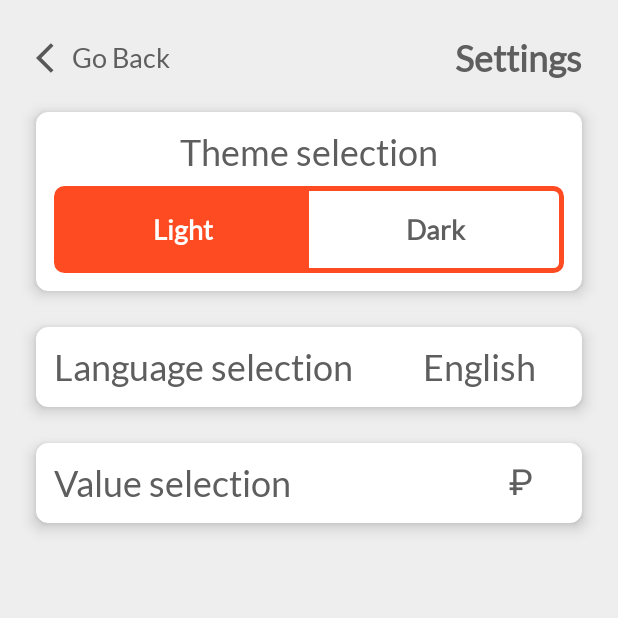
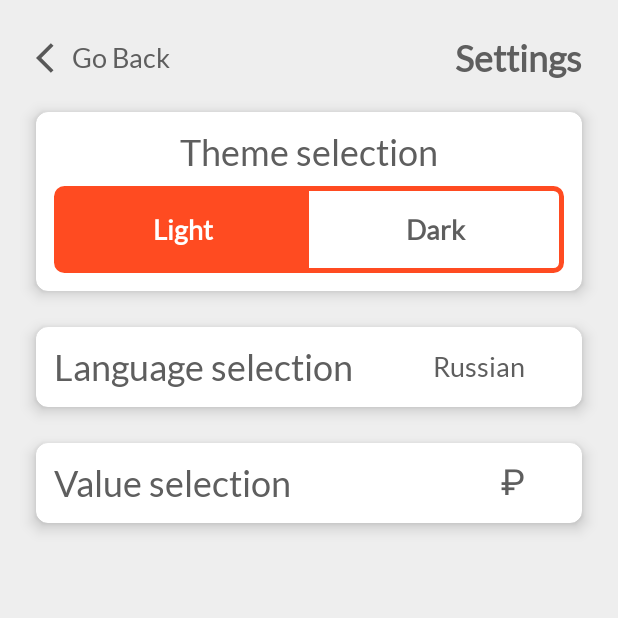
Before and after one commit to VladosDudos1/PartyBankCalculator, an Android app: the screen it shows after launch (MainActivity), after a tap on "Settings", on a phone screen of 412 x 824 dp, the top half of it. Run offline under Robolectric (Android 15) with nearby library versions, the phone set to English and light mode, and no system bars; 3 statements that could not run were skipped.

Commit message:
settings done

```diff
--- a/app/src/main/java/vlados/dudos/party/bank/calculator/presentation/fragment/SettingsFragment.kt
+++ b/app/src/main/java/vlados/dudos/party/bank/calculator/presentation/fragment/SettingsFragment.kt
@@ -7,17 +7,31 @@ import androidx.fragment.app.Fragment
 import android.view.LayoutInflater
 import android.view.View
 import android.view.ViewGroup
+import android.widget.LinearLayout
 import androidx.appcompat.app.AppCompatDelegate
 import androidx.recyclerview.widget.LinearLayoutManager
 import vlados.dudos.domain.utils.ActionHolder.setActionId
+import vlados.dudos.domain.utils.MapHolder.getMapOfValues
 import vlados.dudos.party.bank.calculator.R
 import vlados.dudos.party.bank.calculator.app.App
 import vlados.dudos.party.bank.calculator.databinding.FragmentSettingsBinding
 import vlados.dudos.party.bank.calculator.interfaces.IActiveFragment
 import vlados.dudos.party.bank.calculator.interfaces.INavigateChange
+import vlados.dudos.party.bank.calculator.presentation.adapter.LanguageAdapter
+import vlados.dudos.party.bank.calculator.presentation.adapter.ValueAdapter
 import vlados.dudos.party.bank.calculator.presentation.fragment.base.BaseFragment
 
-class SettingsFragment : BaseFragment(), IActiveFragment, INavigateChange {
+class SettingsFragment : BaseFragment(), IActiveFragment, INavigateChange, LanguageAdapter.OnClick, ValueAdapter.OnClick {
+
+    override fun clickLanguage(language: String) {
+        App.localeManager.setLanguage(language, activity())
+        changeViewVisibility(binding.languageRecycler)
+    }
+
+    override fun clickValue(value: String) {
+        App.sharedManager.setBaseValue(value)
+        changeViewVisibility(binding.valueRecycler)
+    }
 
     private val binding: FragmentSettingsBinding by lazy {
         FragmentSettingsBinding.inflate(
@@ -35,8 +49,9 @@ class SettingsFragment : BaseFragment(), IActiveFragment, INavigateChange {
     override fun onViewCreated(view: View, savedInstanceState: Bundle?) {
         super.onViewCreated(view, savedInstanceState)
         putNavigateId()
+        applyClick()
         setupUi()
-        applyClick()
+        setAdapter()
         setObservers()
     }
 
@@ -74,30 +89,35 @@ class SettingsFragment : BaseFragment(), IActiveFragment, INavigateChange {
 
     private fun setLanguage() {
         with(binding){
-            when (languageRecycler.visibility){
-                View.GONE ->  languageRecycler.visibility = View.VISIBLE
-                View.VISIBLE ->  languageRecycler.visibility = View.GONE
-            }
+            changeViewVisibility(languageRecycler)
         }
     }
 
     private fun setValue() {
         with(binding){
-            when (valueRecycler.visibility){
-                View.GONE ->  valueRecycler.visibility = View.VISIBLE
-                View.VISIBLE ->  valueRecycler.visibility = View.GONE
-            }
+            changeViewVisibility(valueRecycler)
         }
     }
 
-    override fun updateUi() {}
+    override fun updateUi() {
+        with(binding){
+            languageName.text = App.localeManager.getLanguageName(context())
+            valueName.text = App.sharedManager.getBaseValue()
+        }
+    }
 
     private fun setupUi() {
         with(binding) {
             toggleGroup.check(if (resources.configuration.uiMode and Configuration.UI_MODE_NIGHT_MASK ==
                 Configuration.UI_MODE_NIGHT_YES) R.id.darkThemeBtn else R.id.lightThemeBtn)
-            languageLayout.layoutTransition.enableTransitionType(LayoutTransition.CHANGING)
-            valueLayout.layoutTransition.enableTransitionType(LayoutTransition.CHANGING)
+            languageLayout.layoutTransition = LayoutTransition().apply {
+                enableTransitionType(LayoutTransition.CHANGING)
+            }
+            valueLayout.layoutTransition = LayoutTransition().apply {
+                enableTransitionType(LayoutTransition.CHANGING)
+            }
+            languageName.text = App.localeManager.getLanguageName(context())
+            valueName.text = App.sharedManager.getBaseValue()
         }
     }
 
@@ -121,12 +141,17 @@ class SettingsFragment : BaseFragment(), IActiveFragment, INavigateChange {
         }
     }
 
+    private fun changeViewVisibility(view: View) {
+        view.visibility = if (view.visibility == View.GONE) View.VISIBLE else View.GONE
+        updateUi()
+    }
+
     override fun setAdapter() {
         with(binding){
             languageRecycler.layoutManager = LinearLayoutManager(context())
-            languageRecycler.adapter
+            languageRecycler.adapter = LanguageAdapter(context(), App.localeManager.getMapOfLanguages(), this@SettingsFragment)
             valueRecycler.layoutManager = LinearLayoutManager(context())
-            valueRecycler.adapter
+            valueRecycler.adapter = ValueAdapter(context(), getMapOfValues(context()), this@SettingsFragment)
         }
     }
 
--- a/app/src/main/java/vlados/dudos/party/bank/calculator/presentation/fragment/StartFragment.kt
+++ b/app/src/main/java/vlados/dudos/party/bank/calculator/presentation/fragment/StartFragment.kt
@@ -32,7 +32,7 @@ class StartFragment : BaseFragment() {
         if (App.sharedManager.isThemeChanged()){
             App.sharedManager.loadThemePreference()
         }
-        App.localeManager.setLocaleCurrentLanguage()
+        App.localeManager.setLocaleCurrentLanguage(activity())
         goNextPage()
     }
     private fun goNextPage(){
--- a/app/src/main/res/layout/fragment_settings.xml
+++ b/app/src/main/res/layout/fragment_settings.xml
@@ -162,10 +162,10 @@
                         android:layout_width="0dp"
                         android:layout_height="wrap_content"
                         android:layout_gravity="center"
+                        android:textAlignment="center"
                         android:layout_weight="1"
                         android:text="English"
-                        android:textAlignment="center"
-                        android:textSize="24sp" />
+                        android:textSize="18sp" />
                 </LinearLayout>
 
                 <androidx.recyclerview.widget.RecyclerView
@@ -209,7 +209,7 @@
                         android:layout_width="0dp"
                         android:layout_height="wrap_content"
                         android:layout_gravity="center"
-                        android:layout_weight="5"
+                        android:layout_weight="4"
                         android:text="@string/value_selection"
                         android:textSize="24sp" />
 
--- a/app/src/main/res/layout/value_view.xml
+++ b/app/src/main/res/layout/value_view.xml
@@ -12,14 +12,15 @@
     <LinearLayout
         android:layout_width="match_parent"
         android:layout_height="match_parent"
-        android:layout_marginVertical="4dp"
         android:gravity="center"
+        android:background="@color/softMainColor"
         android:orientation="horizontal">
 
         <TextView
             android:id="@+id/valueName"
             android:layout_width="wrap_content"
             android:layout_height="match_parent"
+            android:layout_marginVertical="4dp"
             android:layout_marginHorizontal="4dp"
             android:text="@string/Ruble"
             android:textSize="20sp" />
@@ -29,6 +30,7 @@
             android:layout_width="wrap_content"
             android:layout_height="wrap_content"
             android:layout_gravity="center"
+            android:layout_marginVertical="4dp"
             android:layout_marginHorizontal="4dp"
             android:text="@string/rubble"
             android:textSize="22sp" />
--- a/domain/src/main/java/vlados/dudos/domain/system/LocaleManager.kt
+++ b/domain/src/main/java/vlados/dudos/domain/system/LocaleManager.kt
@@ -1,5 +1,6 @@
 package vlados.dudos.domain.system
 
+import android.app.Activity
 import android.content.Context
 import android.content.SharedPreferences
 import android.content.res.Configuration
@@ -10,31 +11,36 @@ import java.util.Locale
 
 
 class LocaleManager(private val baseContext: Context) {
+    val sharedManager = SharedManager(baseContext)
     private val resources: Resources = baseContext.resources
-    private val config: Configuration = resources.configuration
-    private val locale = Locale(getLanguageCode())
-    private val languageList = listOf(baseContext.getString(R.string.russian), baseContext.getString(R.string.english))
+    private var config: Configuration = resources.configuration
+    private var locale: Locale = Locale(sharedManager.loadLanguagePreference() ?: "ru-RU")
+    private var languageList = listOf(
+        baseContext.getString(R.string.russian) to "ru-RU",
+        baseContext.getString(R.string.english) to "en-EN"
+    ).toMap()
 
-    fun setLocaleCurrentLanguage() {
+    fun setLocaleCurrentLanguage(activity: Activity) {
+        updateLocale(sharedManager.loadLanguagePreference() ?: "en-EN", activity)
+    }
+
+    fun setLanguage(languageCode: String, activity: Activity) {
+        updateLocale(languageCode, activity)
+        sharedManager.saveLanguagePreference(languageCode)
+    }
+
+    fun getMapOfLanguages(): Map<String, String> = languageList
+
+    fun getLanguageName(context: Context): String {
+        val country = locale.country.ifEmpty { "RU" }
+        return languageList.entries.firstOrNull { it.value == "${locale.language}-$country" }?.key ?: context.getString(R.string.english)
+    }
+
+    private fun updateLocale(languageCode: String, activity: Activity) {
+        locale = Locale(languageCode)
         Locale.setDefault(locale)
         config.setLocale(locale)
-        resources.updateConfiguration(config, resources.displayMetrics)
-    }
-    fun getLanguageCode(languageName: String) : String {
-        val mapOfLanguage = mapOf(
-            languageList[0] to "ru-RU",
-            languageList[1] to "en-EN"
-        )
-        return mapOfLanguage.getValue(languageName)
-    }
-
-
-
-
-    private fun getLanguageCode(): String {
-        return when (Locale.getDefault().language) {
-            "ru-RU" -> "ru-RU"
-            else -> "en-EN"
-        }
+        activity.resources.updateConfiguration(config, activity.resources.displayMetrics)
+        activity.recreate()
     }
 }
--- a/domain/src/main/java/vlados/dudos/domain/utils/MapHolder.kt
+++ b/domain/src/main/java/vlados/dudos/domain/utils/MapHolder.kt
@@ -16,6 +16,16 @@ object MapHolder {
             context.getString(R.string.Yen) to "¥",
         )
         return if (mapOfValues.keys.contains(valueName)) mapOfValues.getValue(valueName) else "₽"
+    }
+    fun getMapOfValues(context: Context) : Map<String, String>{
+        val mapOfValues = mapOf(
+            context.getString(R.string.Ruble) to "₽",
+            context.getString(R.string.Dollar) to "$",
+            context.getString(R.string.Euro) to "€",
+            context.getString(R.string.Pound) to "£",
+            context.getString(R.string.Yen) to "¥",
+        )
+        return mapOfValues
     }
 
     fun addToMapAdditionalSpend(
```
Also changed, not shown: app/src/main/java/vlados/dudos/party/bank/calculator/presentation/adapter/LanguageAdapter.kt (added, +39 -0 lines), app/src/main/java/vlados/dudos/party/bank/calculator/presentation/adapter/ValueAdapter.kt (renamed from app/src/main/java/vlados/dudos/party/bank/calculator/presentation/adapter/ValueManger.kt, +9 -3 lines), app/src/main/res/layout/language_view.xml (+13 -5 lines), domain/src/main/java/vlados/dudos/domain/system/SharedManager.kt (+12 -9 lines).
